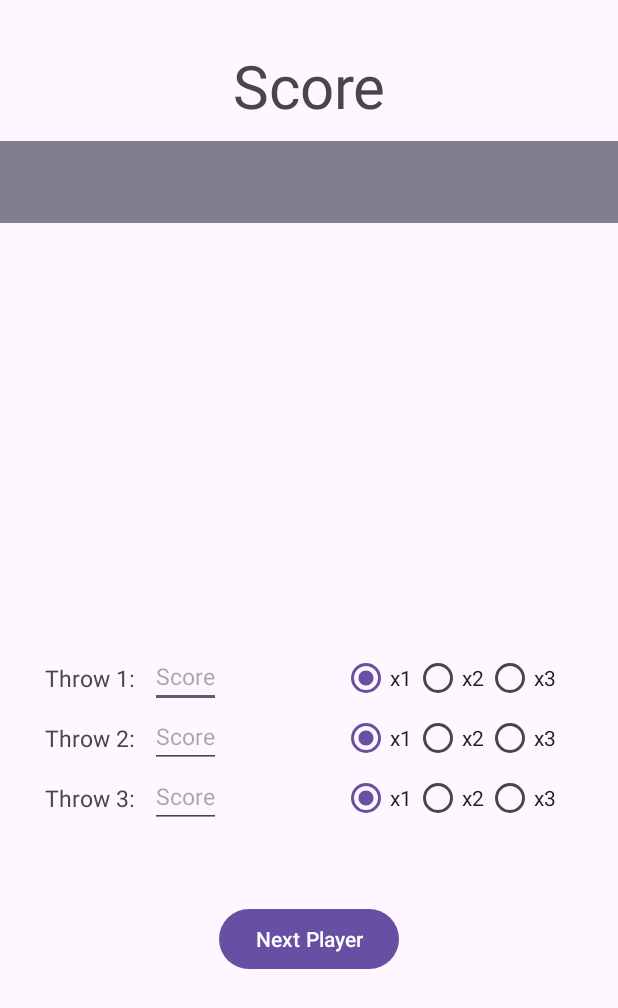
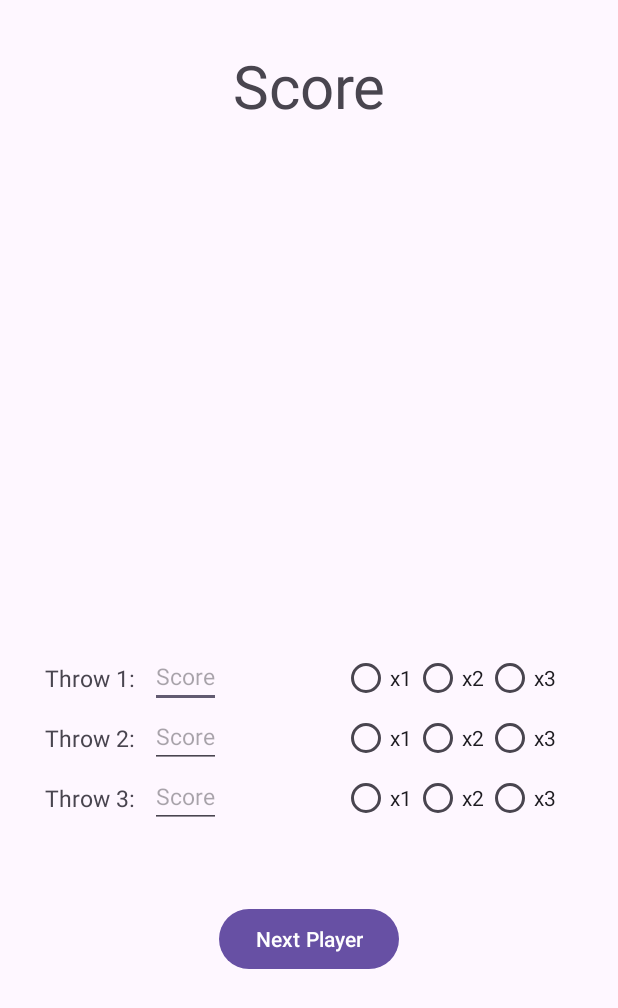
Before and after one commit to mandresik/Darts-Counter, an Android app: the GameActivity screen opened directly, with no data from a screen before it, on a phone screen of 412 x 824 dp. Shown: the top 1008 px of the screen. Run offline under Robolectric (Android 15) with nearby library versions, the phone set to English and light mode, and no system bars; our stand-ins replace data binding.

Commit message:
Game logic code update
Variables in GameViewModel has been grouped to arrays for cleaner code.

```diff
--- a/app/src/main/java/cz/mandr/dartscounter/GameActivity.kt
+++ b/app/src/main/java/cz/mandr/dartscounter/GameActivity.kt
@@ -28,12 +28,9 @@ class GameActivity : AppCompatActivity() {
         var arrList = intent.getStringArrayExtra("PLAYERS")
         if (arrList != null) { viewModel.players = arrList }
 
-        if(viewModel.count > 0) viewModel.scoreMutable1.value = viewModel.initialScore.toString()
-        if(viewModel.count > 1) viewModel.scoreMutable2.value = viewModel.initialScore.toString()
-        if(viewModel.count > 2) viewModel.scoreMutable3.value = viewModel.initialScore.toString()
-        if(viewModel.count > 3) viewModel.scoreMutable4.value = viewModel.initialScore.toString()
-        if(viewModel.count > 4) viewModel.scoreMutable5.value = viewModel.initialScore.toString()
-        if(viewModel.count > 5) viewModel.scoreMutable6.value = viewModel.initialScore.toString()
+        for(i in 0..< viewModel.count){
+            viewModel.playersScore[i].value = viewModel.initialScore.toString()
+        }
 
     }
 }
--- a/app/src/main/java/cz/mandr/dartscounter/GameViewModel.kt
+++ b/app/src/main/java/cz/mandr/dartscounter/GameViewModel.kt
@@ -9,64 +9,41 @@ class GameViewModel() : ViewModel() {
     var count: Int = 0
     var initialScore: Int = 0
     var players = Array<String>(6){""}
-  //  var arrScore = Array<Int>(count) { initialScore }
 
-    var scoreMutable1 = MutableLiveData<String>()
-    var scoreMutable2 = MutableLiveData<String>()
-    var scoreMutable3 = MutableLiveData<String>()
-    var scoreMutable4 = MutableLiveData<String>()
-    var scoreMutable5 = MutableLiveData<String>()
-    var scoreMutable6 = MutableLiveData<String>()
+    // score of each player in the game
+    var playersScore = Array<MutableLiveData<String>>(6){MutableLiveData<String>()}
 
-    var throw1 = MutableLiveData<String>()
-    var throw2 = MutableLiveData<String>()
-    var throw3 = MutableLiveData<String>()
+    // 3 throws of player
+    var throws = Array<MutableLiveData<String>>(3){MutableLiveData<String>()}
 
-    var throwMult1x1 = MutableLiveData<Boolean>()
-    var throwMult1x2 = MutableLiveData<Boolean>()
-    var throwMult1x3 = MutableLiveData<Boolean>()
-    var throwMult2x1 = MutableLiveData<Boolean>()
-    var throwMult2x2 = MutableLiveData<Boolean>()
-    var throwMult2x3 = MutableLiveData<Boolean>()
-    var throwMult3x1 = MutableLiveData<Boolean>()
-    var throwMult3x2 = MutableLiveData<Boolean>()
-    var throwMult3x3 = MutableLiveData<Boolean>()
+    // multipliers of each throw
+    var throwMultipliers = Array<MutableLiveData<Boolean>>(9){MutableLiveData<Boolean>()}
 
-    var bckColor = Array<MutableLiveData<Int>>(6) { MutableLiveData<Int>() }
+    // background colors of each player
+    var bckColors = Array<MutableLiveData<Int>>(6) { MutableLiveData<Int>() }
 
     init {
-        throwMult1x1.value = true
-        throwMult2x1.value = true
-        throwMult3x1.value = true
+        for(i in 0..2) throwMultipliers[3 * i].value = true
         setColor(0)
     }
 
     private var currentPlayer : Int = 0
 
+    // evaluates score of throws in one round
     fun handleScore(){
-        var mult1: Int = getMultiplier(1)
-        var mult2: Int = getMultiplier(2)
-        var mult3: Int = getMultiplier(3)
+        var multipliers = Array<Int>(3){ 0 }
+        var score = Array<Int>(3){ 0 }
         var currentScore: Int = getScore(currentPlayer)
         var scoreBeforeThrows = currentScore
 
-        var score1: Int = throw1.value?.toIntOrNull() ?: 0
-        var score2: Int = throw2.value?.toIntOrNull() ?: 0
-        var score3: Int = throw3.value?.toIntOrNull() ?: 0
-        if(score1 == null) { score1 = 0 }
-        if(score2 == null) { score2 = 0 }
-        if(score3 == null) { score3 = 0 }
-
-        score1 *= mult1
-        score2 *= mult2
-        score3 *= mult3
-
-        currentScore -= score1
-        checkWin(currentScore)
-        currentScore -= score2
-        checkWin(currentScore)
-        currentScore -= score3
-        checkWin(currentScore)
+        for(i in 0 .. 2){
+            multipliers[i] = getMultiplier(i)
+            score[i] = throws[i].value?.toIntOrNull() ?: 0
+         //   if(score[i] == null) score[i] = 0
+            score[i] *= multipliers[i]
+            currentScore -= score[i]
+            checkWin(currentScore)
+        }
 
         if(currentScore < 0) { currentScore = scoreBeforeThrows }
 
@@ -77,57 +54,30 @@ class GameViewModel() : ViewModel() {
         setColor(currentPlayer)
     }
 
-    private fun getMultiplier(multiplierIndex : Int) : Int{
-        when(multiplierIndex){
-            1 -> {
-                if(throwMult1x1.value == true) return 1
-                if(throwMult1x2.value == true) return 2
-                if(throwMult1x3.value == true) return 3
-            }
-            2 -> {
-                if(throwMult2x1.value == true) return 1
-                if(throwMult2x2.value == true) return 2
-                if(throwMult2x3.value == true) return 3
-            }
-            3 -> {
-                if(throwMult3x1.value == true) return 1
-                if(throwMult3x2.value == true) return 2
-                if(throwMult3x3.value == true) return 3
-            }
-        }
+    // returns multiplier of throw with index throwIndex
+    private fun getMultiplier(throwIndex : Int) : Int{
+        if(throwMultipliers[3 * throwIndex].value == true) return 1
+        if(throwMultipliers[3 * throwIndex + 1].value == true) return 2
+        if(throwMultipliers[3 * throwIndex + 2].value == true) return 3
         return 0
     }
 
+    // returns score of player with index playerIndex
     private fun getScore(playerIndex : Int) : Int {
-        when(playerIndex){
-            0 -> return scoreMutable1.value!!.toInt()
-            1 -> return scoreMutable2.value!!.toInt()
-            2 -> return scoreMutable3.value!!.toInt()
-            3 -> return scoreMutable4.value!!.toInt()
-            4 -> return scoreMutable5.value!!.toInt()
-            5 -> return scoreMutable6.value!!.toInt()
-        }
-        return 0
+        return playersScore[playerIndex].value!!.toInt()
     }
 
+    // sets score of player with index playerIndex
     private fun setScore(playerIndex: Int, score: Int){
-        when(playerIndex){
-            0 -> scoreMutable1.value = score.toString()
-            1 -> scoreMutable2.value = score.toString()
-            2 -> scoreMutable3.value = score.toString()
-            3 -> scoreMutable4.value = score.toString()
-            4 -> scoreMutable5.value = score.toString()
-            5 -> scoreMutable6.value = score.toString()
-        }
+        playersScore[playerIndex].value = score.toString()
     }
 
+    // sets record of throws to default values
     private fun setDefaultRecord(){
-        throw1.value = ""
-        throw2.value = ""
-        throw3.value = ""
-        throwMult1x1.value = true
-        throwMult2x1.value = true
-        throwMult3x1.value = true
+        for(i in 0..2){
+            throws[i].value = ""
+            throwMultipliers[3 * i].value = true
+        }
     }
 
     private fun checkWin(score : Int){
@@ -137,9 +87,10 @@ class GameViewModel() : ViewModel() {
         }
     }
 
+    // sets background color of player with index playerIndex to custom background color
     private fun setColor(playerIndex: Int){
-        for(x in bckColor) { x.value = android.R.color.background_light}
-        bckColor[playerIndex].value = R.color.backgroundColor
+        for(x in bckColors) { x.value = android.R.color.background_light}
+        bckColors[playerIndex].value = R.color.backgroundColor
     }
 
 }
--- a/app/src/main/res/layout/activity_game.xml
+++ b/app/src/main/res/layout/activity_game.xml
@@ -32,7 +32,7 @@
             android:layout_height="wrap_content"
             android:layout_marginTop="10dp"
             android:padding="10dp"
-            android:background="@{ viewModel.bckColor[0] }"
+            android:background="@{ viewModel.bckColors[0] }"
             app:layout_constraintTop_toBottomOf="@+id/textView_Score"
             tools:layout_editor_absoluteX="16dp">
 
@@ -55,7 +55,7 @@
                 android:layout_marginLeft="30sp"
                 android:layout_marginRight="30sp"
                 android:gravity="right"
-                android:text="@={ viewModel.scoreMutable1 }"
+                android:text="@={ viewModel.playersScore[0] }"
                 android:textSize="25sp" />
         </RelativeLayout>
 
@@ -65,7 +65,7 @@
             android:layout_width="match_parent"
             android:layout_height="wrap_content"
             android:padding="10dp"
-            android:background="@{ viewModel.bckColor[1] }"
+            android:background="@{ viewModel.bckColors[1] }"
             app:layout_constraintTop_toBottomOf="@+id/relLayout1"
             tools:layout_editor_absoluteX="16dp">
 
@@ -88,7 +88,7 @@
                 android:layout_marginLeft="30sp"
                 android:layout_marginRight="30sp"
                 android:gravity="right"
-                android:text="@={ viewModel.scoreMutable2 }"
+                android:text="@={ viewModel.playersScore[1] }"
                 android:textSize="25sp" />
         </RelativeLayout>
 
@@ -98,7 +98,7 @@
             android:layout_width="match_parent"
             android:layout_height="wrap_content"
             android:padding="10dp"
-            android:background="@{ viewModel.bckColor[2] }"
+            android:background="@{ viewModel.bckColors[2] }"
             app:layout_constraintTop_toBottomOf="@+id/relLayout2"
             tools:layout_editor_absoluteX="16dp">
 
@@ -121,7 +121,7 @@
                 android:layout_marginLeft="30sp"
                 android:layout_marginRight="30sp"
                 android:gravity="right"
-                android:text="@={ viewModel.scoreMutable3 }"
+                android:text="@={ viewModel.playersScore[2] }"
                 android:textSize="25sp" />
         </RelativeLayout>
 
@@ -131,7 +131,7 @@
             android:layout_width="match_parent"
             android:layout_height="wrap_content"
             android:padding="10dp"
-            android:background="@{ viewModel.bckColor[3] }"
+            android:background="@{ viewModel.bckColors[3] }"
             app:layout_constraintTop_toBottomOf="@+id/relLayout3"
             tools:layout_editor_absoluteX="16dp">
 
@@ -154,7 +154,7 @@
                 android:layout_marginLeft="30sp"
                 android:layout_marginRight="30sp"
                 android:gravity="right"
-                android:text="@={ viewModel.scoreMutable4 }"
+                android:text="@={ viewModel.playersScore[3] }"
                 android:textSize="25sp" />
         </RelativeLayout>
 
@@ -164,7 +164,7 @@
             android:layout_width="match_parent"
             android:layout_height="wrap_content"
             android:padding="10dp"
-            android:background="@{ viewModel.bckColor[4] }"
+            android:background="@{ viewModel.bckColors[4] }"
             app:layout_constraintTop_toBottomOf="@+id/relLayout4"
             tools:layout_editor_absoluteX="16dp">
 
@@ -187,7 +187,7 @@
                 android:layout_marginLeft="30sp"
                 android:layout_marginRight="30sp"
                 android:gravity="right"
-                android:text="@={ viewModel.scoreMutable5 }"
+                android:text="@={ viewModel.playersScore[4] }"
                 android:textSize="25sp" />
         </RelativeLayout>
 
@@ -197,7 +197,7 @@
             android:layout_width="match_parent"
             android:layout_height="wrap_content"
             android:padding="10dp"
-            android:background="@{ viewModel.bckColor[5] }"
+            android:background="@{ viewModel.bckColors[5] }"
             app:layout_constraintTop_toBottomOf="@+id/relLayout5"
             tools:layout_editor_absoluteX="16dp">
 
@@ -220,7 +220,7 @@
                 android:layout_marginLeft="30sp"
                 android:layout_marginRight="30sp"
                 android:gravity="right"
-                android:text="@={ viewModel.scoreMutable6 }"
+                android:text="@={ viewModel.playersScore[5] }"
                 android:textSize="25sp" />
         </RelativeLayout>
 
@@ -252,7 +252,7 @@
                 android:layout_marginEnd="10dp"
                 android:layout_toEndOf="@id/textViewThrow1"
                 android:hint="Score"
-                android:text="@={ viewModel.throw1 }"
+                android:text="@={ viewModel.throws[0] }"
                 android:inputType="number"
                 android:textSize="15sp" />
 
@@ -269,21 +269,21 @@
                     android:id="@+id/radioButton1x1"
                     android:layout_width="wrap_content"
                     android:layout_height="wrap_content"
-                    android:checked="@={ viewModel.throwMult1x1 }"
+                    android:checked="@={ viewModel.throwMultipliers[0] }"
                     android:text="x1" />
 
                 <RadioButton
                     android:id="@+id/radioButton1x2"
                     android:layout_width="wrap_content"
                     android:layout_height="wrap_content"
-                    android:checked="@={ viewModel.throwMult1x2 }"
+                    android:checked="@={ viewModel.throwMultipliers[1] }"
                     android:text="x2" />
 
                 <RadioButton
                     android:id="@+id/radioButton1x3"
                     android:layout_width="wrap_content"
                     android:layout_height="wrap_content"
-                    android:checked="@={ viewModel.throwMult1x3 }"
+                    android:checked="@={ viewModel.throwMultipliers[2] }"
                     android:text="x3" />
             </RadioGroup>
 
@@ -316,7 +316,7 @@
                 android:layout_marginEnd="10dp"
                 android:layout_toEndOf="@id/textViewThrow2"
                 android:hint="Score"
-                android:text="@={ viewModel.throw2 }"
+                android:text="@={ viewModel.throws[1] }"
                 android:inputType="number"
                 android:textSize="15sp" />
 
@@ -333,21 +333,21 @@
                     android:id="@+id/radioButton2x1"
                     android:layout_width="wrap_content"
                     android:layout_height="wrap_content"
-                    android:checked="@={ viewModel.throwMult2x1 }"
+                    android:checked="@={ viewModel.throwMultipliers[3] }"
                     android:text="x1" />
 
                 <RadioButton
                     android:id="@+id/radioButton2x2"
                     android:layout_width="wrap_content"
                     android:layout_height="wrap_content"
-                    android:checked="@={ viewModel.throwMult2x2 }"
+                    android:checked="@={ viewModel.throwMultipliers[4] }"
                     android:text="x2" />
 
                 <RadioButton
                     android:id="@+id/radioButton2x3"
                     android:layout_width="wrap_content"
                     android:layout_height="wrap_content"
-                    android:checked="@={ viewModel.throwMult2x3 }"
+                    android:checked="@={ viewModel.throwMultipliers[5] }"
                     android:text="x3" />
             </RadioGroup>
 
@@ -380,7 +380,7 @@
                 android:layout_marginEnd="10dp"
                 android:layout_toEndOf="@id/textViewThrow3"
                 android:hint="Score"
-                android:text="@={ viewModel.throw3 }"
+                android:text="@={ viewModel.throws[2] }"
                 android:inputType="number"
                 android:textSize="15sp" />
 
@@ -397,21 +397,21 @@
                     android:id="@+id/radioButton3x1"
                     android:layout_width="wrap_content"
                     android:layout_height="wrap_content"
-                    android:checked="@={ viewModel.throwMult3x1 }"
+                    android:checked="@={ viewModel.throwMultipliers[6] }"
                     android:text="x1" />
 
                 <RadioButton
                     android:id="@+id/radioButton3x2"
                     android:layout_width="wrap_content"
                     android:layout_height="wrap_content"
-                    android:checked="@={ viewModel.throwMult3x2 }"
+                    android:checked="@={ viewModel.throwMultipliers[7] }"
                     android:text="x2" />
 
                 <RadioButton
                     android:id="@+id/radioButton3x3"
                     android:layout_width="wrap_content"
                     android:layout_height="wrap_content"
-                    android:checked="@={ viewModel.throwMult3x3 }"
+                    android:checked="@={ viewModel.throwMultipliers[8] }"
                     android:text="x3" />
             </RadioGroup>
 
```
